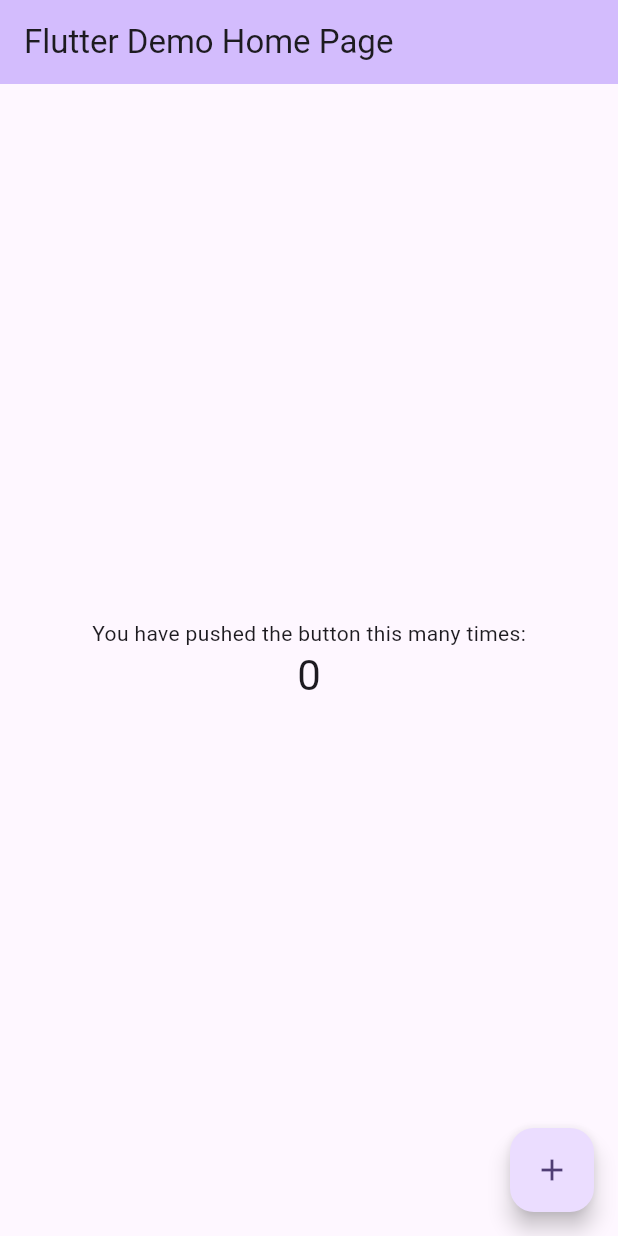
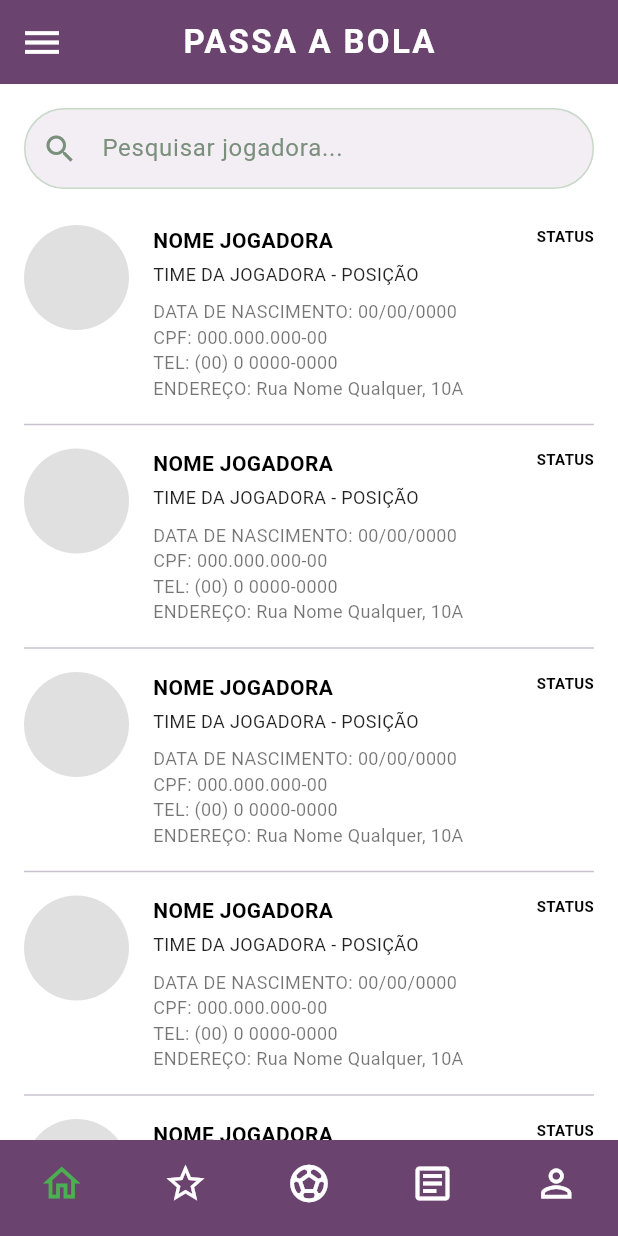
Before and after one commit to Caioncaminha/passabola, a Flutter app: the screen it shows after launch, on a phone screen of 412 x 824 dp. Run offline on Flutter 3.47's test engine with Material 3 defaults, Android fonts, the phone set to English and light mode, and no system bars.

Commit message:
Creating some basic template pages to the app

```diff
--- a/lib/main.dart
+++ b/lib/main.dart
@@ -1,4 +1,5 @@
 import 'package:flutter/material.dart';
+import 'pages/main_page.dart';
 
 void main() {
   runApp(const MyApp());
@@ -7,116 +8,17 @@ void main() {
 class MyApp extends StatelessWidget {
   const MyApp({super.key});
 
-  // This widget is the root of your application.
   @override
   Widget build(BuildContext context) {
     return MaterialApp(
-      title: 'Flutter Demo',
+      title: 'Passa a Bola',
       theme: ThemeData(
-        // This is the theme of your application.
-        //
-        // TRY THIS: Try running your application with "flutter run". You'll see
-        // the application has a purple toolbar. Then, without quitting the app,
-        // try changing the seedColor in the colorScheme below to Colors.green
-        // and then invoke "hot reload" (save your changes or press the "hot
-        // reload" button in a Flutter-supported IDE, or press "r" if you used
-        // the command line to start the app).
-        //
-        // Notice that the counter didn't reset back to zero; the application
-        // state is not lost during the reload. To reset the state, use hot
-        // restart instead.
-        //
-        // This works for code too, not just values: Most code changes can be
-        // tested with just a hot reload.
-        colorScheme: ColorScheme.fromSeed(seedColor: Colors.deepPurple),
+        splashColor: Colors.transparent,
+        highlightColor: Colors.transparent,
+
+        primarySwatch: Colors.purple,
       ),
-      home: const MyHomePage(title: 'Flutter Demo Home Page'),
+      home: const MainPage(),
     );
   }
 }
-
-class MyHomePage extends StatefulWidget {
-  const MyHomePage({super.key, required this.title});
-
-  // This widget is the home page of your application. It is stateful, meaning
-  // that it has a State object (defined below) that contains fields that affect
-  // how it looks.
-
-  // This class is the configuration for the state. It holds the values (in this
-  // case the title) provided by the parent (in this case the App widget) and
-  // used by the build method of the State. Fields in a Widget subclass are
-  // always marked "final".
-
-  final String title;
-
-  @override
-  State<MyHomePage> createState() => _MyHomePageState();
-}
-
-class _MyHomePageState extends State<MyHomePage> {
-  int _counter = 0;
-
-  void _incrementCounter() {
-    setState(() {
-      // This call to setState tells the Flutter framework that something has
-      // changed in this State, which causes it to rerun the build method below
-      // so that the display can reflect the updated values. If we changed
-      // _counter without calling setState(), then the build method would not be
-      // called again, and so nothing would appear to happen.
-      _counter++;
-    });
-  }
-
-  @override
-  Widget build(BuildContext context) {
-    // This method is rerun every time setState is called, for instance as done
-    // by the _incrementCounter method above.
-    //
-    // The Flutter framework has been optimized to make rerunning build methods
-    // fast, so that you can just rebuild anything that needs updating rather
-    // than having to individually change instances of widgets.
-    return Scaffold(
-      appBar: AppBar(
-        // TRY THIS: Try changing the color here to a specific color (to
-        // Colors.amber, perhaps?) and trigger a hot reload to see the AppBar
-        // change color while the other colors stay the same.
-        backgroundColor: Theme.of(context).colorScheme.inversePrimary,
-        // Here we take the value from the MyHomePage object that was created by
-        // the App.build method, and use it to set our appbar title.
-        title: Text(widget.title),
-      ),
-      body: Center(
-        // Center is a layout widget. It takes a single child and positions it
-        // in the middle of the parent.
-        child: Column(
-          // Column is also a layout widget. It takes a list of children and
-          // arranges them vertically. By default, it sizes itself to fit its
-          // children horizontally, and tries to be as tall as its parent.
-          //
-          // Column has various properties to control how it sizes itself and
-          // how it positions its children. Here we use mainAxisAlignment to
-          // center the children vertically; the main axis here is the vertical
-          // axis because Columns are vertical (the cross axis would be
-          // horizontal).
-          //
-          // TRY THIS: Invoke "debug painting" (choose the "Toggle Debug Paint"
-          // action in the IDE, or press "p" in the console), to see the
-          // wireframe for each widget.
-          mainAxisAlignment: MainAxisAlignment.center,
-          children: <Widget>[
-            const Text('You have pushed the button this many times:'),
-            Text(
-              '$_counter',
-              style: Theme.of(context).textTheme.headlineMedium,
-            ),
-          ],
-        ),
-      ),
-      floatingActionButton: FloatingActionButton(
-        onPressed: _incrementCounter,
-        tooltip: 'Increment',
-        child: const Icon(Icons.add),
-      ), // This trailing comma makes auto-formatting nicer for build methods.
-    );
-  }
-}
--- /dev/null
+++ b/lib/pages/jogadoras_page.dart
@@ -0,0 +1,128 @@
+import 'package:flutter/material.dart';
+
+class JogadorasPage extends StatefulWidget {
+  const JogadorasPage({super.key});
+
+  @override
+  State<JogadorasPage> createState() => _JogadorasPageState();
+}
+
+class _JogadorasPageState extends State<JogadorasPage> {
+  @override
+  Widget build(BuildContext context) {
+    const int numeroDeJogadoras = 5;
+
+    return Scaffold(
+      backgroundColor: Colors.white,
+      body: Column(
+        children: [
+          // Campo de pesquisa
+          Padding(
+            padding: const EdgeInsets.fromLTRB(16, 16, 16, 8),
+            child: TextField(
+              decoration: InputDecoration(
+                hintText: "Pesquisar jogadora...",
+                hintStyle: const TextStyle(color: Color.fromARGB(255, 123, 143, 125)),
+                prefixIcon: const Icon(Icons.search, color: Color.fromARGB(255, 123, 143, 125)),
+                filled: true,
+                fillColor: const Color(0xFFF3EEF4),
+                enabledBorder: OutlineInputBorder(
+                  borderRadius: BorderRadius.circular(30),
+                  borderSide: const BorderSide(color: Color.fromARGB(255, 201, 217, 201)),
+                ),
+                focusedBorder: OutlineInputBorder(
+                  borderRadius: BorderRadius.circular(30),
+                  borderSide: const BorderSide(color: Color.fromARGB(255, 174, 209, 174), width: 2),
+                ),
+                contentPadding: const EdgeInsets.symmetric(vertical: 15),
+              ),
+            ),
+          ),
+          // Lista de jogadoras
+          Expanded(
+            child: ListView.builder(
+              padding: const EdgeInsets.only(top: 8),
+              itemCount: numeroDeJogadoras,
+              itemBuilder: (context, index) {
+                return Column(
+                  children: [
+                    Padding(
+                      padding: const EdgeInsets.symmetric(horizontal: 16.0, vertical: 8.0),
+                      child: Row(
+                        crossAxisAlignment: CrossAxisAlignment.start,
+                        children: [
+                          const CircleAvatar(
+                            radius: 35,
+                            backgroundColor: Color(0xFFE0E0E0),
+                          ),
+                          const SizedBox(width: 16),
+                          Expanded(
+                            child: Column(
+                              crossAxisAlignment: CrossAxisAlignment.start,
+                              children: [
+                                Row(
+                                  mainAxisAlignment: MainAxisAlignment.spaceBetween,
+                                  crossAxisAlignment: CrossAxisAlignment.start,
+                                  children: const [
+                                    Text(
+                                      "NOME JOGADORA",
+                                      style: TextStyle(
+                                        fontWeight: FontWeight.bold,
+                                        fontSize: 14,
+                                        color: Colors.black,
+                                      ),
+                                    ),
+                                    Text(
+                                      "STATUS",
+                                      style: TextStyle(
+                                        fontWeight: FontWeight.bold,
+                                        fontSize: 10,
+                                        color: Colors.black,
+                                      ),
+                                    ),
+                                  ],
+                                ),
+                                const SizedBox(height: 4),
+                                const Text(
+                                  "TIME DA JOGADORA - POSIÇÃO",
+                                  style: TextStyle(fontSize: 12, color: Colors.black87),
+                                ),
+                                const SizedBox(height: 8),
+                                const Text(
+                                  "DATA DE NASCIMENTO: 00/00/0000",
+                                  style: TextStyle(fontSize: 12, color: Colors.black54),
+                                ),
+                                const Text(
+                                  "CPF: 000.000.000-00",
+                                  style: TextStyle(fontSize: 12, color: Colors.black54),
+                                ),
+                                const Text(
+                                  "TEL: (00) 0 0000-0000",
+                                  style: TextStyle(fontSize: 12, color: Colors.black54),
+                                ),
+                                const Text(
+                                  "ENDEREÇO: Rua Nome Qualquer, 10A",
+                                  style: TextStyle(fontSize: 12, color: Colors.black54),
+                                ),
+                              ],
+                            ),
+                          ),
+                        ],
+                      ),
+                    ),
+                    const Divider(
+                      height: 16,
+                      thickness: 1,
+                      indent: 16,
+                      endIndent: 16,
+                    ),
+                  ],
+                );
+              },
+            ),
+          ),
+        ],
+      ),
+    );
+  }
+}
--- /dev/null
+++ b/lib/pages/main_page.dart
@@ -0,0 +1,45 @@
+import 'package:flutter/material.dart';
+import 'jogadoras_page.dart';
+import 'perfil_page.dart';
+import '../widgets/custom_app_bar.dart';
+import '../widgets/custom_bottom_nav_bar.dart';
+
+class MainPage extends StatefulWidget {
+  const MainPage({super.key});
+
+  @override
+  State<MainPage> createState() => _MainPageState();
+}
+
+class _MainPageState extends State<MainPage> {
+  int _selectedIndex = 0; // Começa na primeira página (Índice 0)
+
+  static const List<Widget> _pages = <Widget>[
+    JogadorasPage(), // Índice 0
+    Center(child: Text('Página de Eventos')), // Índice 1 (Placeholder)
+    Center(child: Text('Página de Jogos')), // Índice 2 (Placeholder)
+    Center(child: Text('Página de Notícias')), // Índice 3 (Placeholder)
+    PerfilPage(), // Índice 4
+  ];
+
+  void _onItemTapped(int index) {
+    setState(() {
+      _selectedIndex = index;
+    });
+  }
+
+  @override
+  Widget build(BuildContext context) {
+    return Scaffold(
+      appBar: CustomAppBar(
+        title: "PASSA A BOLA"
+      ),
+      body: _pages.elementAt(_selectedIndex),
+
+      bottomNavigationBar: CustomBottomNavBar(
+        currentIndex: _selectedIndex,
+        onTap: _onItemTapped,
+      ),
+    );
+  }
+}
--- /dev/null
+++ b/lib/widgets/custom_app_bar.dart
@@ -0,0 +1,38 @@
+import 'package:flutter/material.dart';
+
+class CustomAppBar extends StatelessWidget implements PreferredSizeWidget {
+  final String title;
+  final Color backgroundColor;
+
+  const CustomAppBar({
+    super.key,
+    required this.title,
+    this.backgroundColor = const Color(0xFF6A446F),
+  });
+
+  @override
+  Widget build(BuildContext context) {
+    return AppBar(
+      backgroundColor: backgroundColor,
+      elevation: 0,
+      leading: IconButton(
+        icon: const Icon(Icons.menu, color: Colors.white, size: 30),
+        onPressed: () {
+          // Lógica para abrir o menu lateral (Drawer), se houver.
+        },
+      ),
+      title: Text(
+        title,
+        style: const TextStyle(
+          color: Colors.white,
+          fontWeight: FontWeight.bold,
+          letterSpacing: 1.5,
+        ),
+      ),
+      centerTitle: true,
+    );
+  }
+
+  @override
+  Size get preferredSize => const Size.fromHeight(kToolbarHeight);
+}
--- /dev/null
+++ b/lib/widgets/custom_bottom_nav_bar.dart
@@ -0,0 +1,37 @@
+import 'package:flutter/material.dart';
+
+class CustomBottomNavBar extends StatelessWidget {
+  final int currentIndex;
+  final Function(int) onTap;
+
+  const CustomBottomNavBar({
+    super.key,
+    required this.currentIndex,
+    required this.onTap,
+  });
+
+  @override
+  Widget build(BuildContext context) {
+    const Color corPrincipal = Color(0xFF6A446F);
+
+    return BottomNavigationBar(
+      currentIndex: currentIndex,
+      onTap: onTap,
+      type: BottomNavigationBarType.fixed,
+      backgroundColor: corPrincipal,
+      elevation: 0,
+      selectedItemColor: Colors.green,
+      unselectedItemColor: Colors.white,
+      iconSize: 30,
+      showSelectedLabels: false,
+      showUnselectedLabels: false,
+      items: const [
+        BottomNavigationBarItem(icon: Icon(Icons.home_outlined), label: "Início"),
+        BottomNavigationBarItem(icon: Icon(Icons.star_border), label: "Eventos"),
+        BottomNavigationBarItem(icon: Icon(Icons.sports_soccer_outlined), label: "Jogos"),
+        BottomNavigationBarItem(icon: Icon(Icons.article_outlined), label: "Notícias"),
+        BottomNavigationBarItem(icon: Icon(Icons.person_outline), label: "Perfil"),
+      ],
+    );
+  }
+}
```
Also changed, not shown: lib/pages/perfil_page.dart (added, +206 -0 lines).
